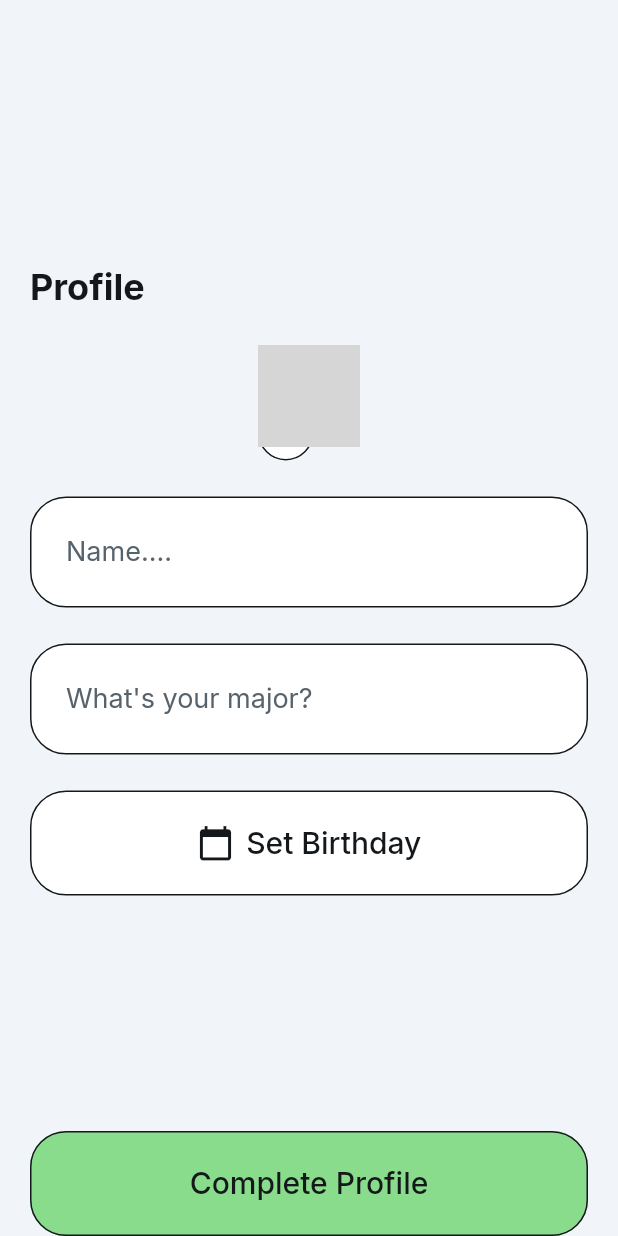
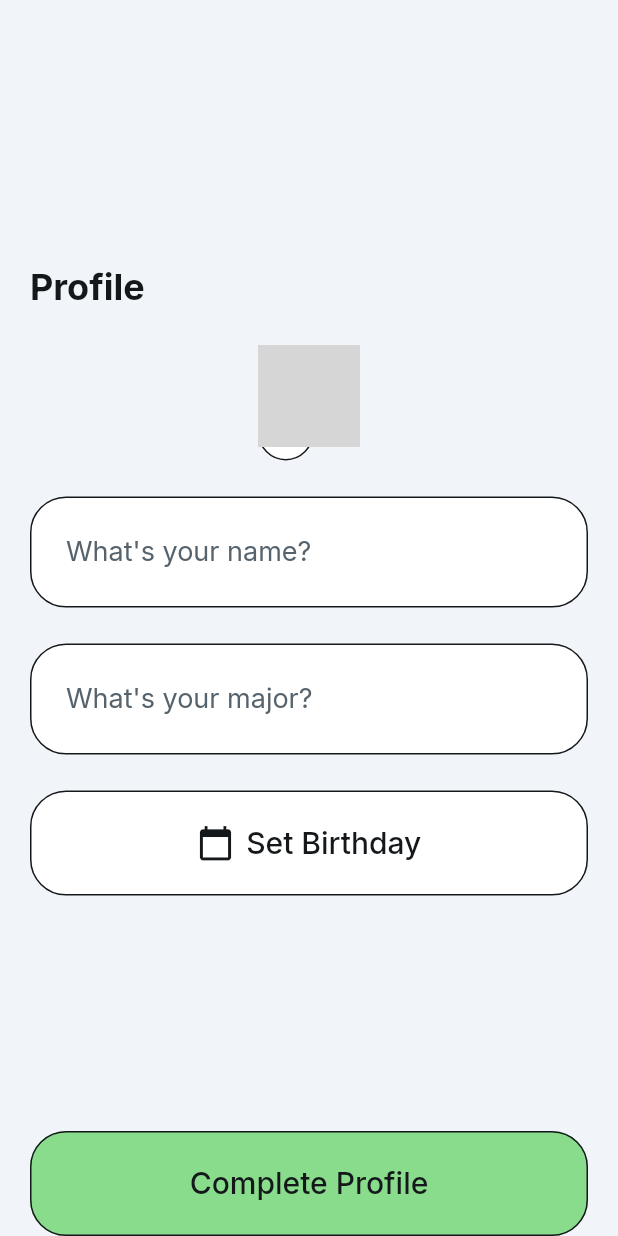
Before and after one commit to mayageva1/TodoApp-FlutterFlow, a Flutter app: the OnboardWidget screen opened by its route, on a phone screen of 412 x 824 dp. Run offline on Flutter 3.47's test engine with Material 3 defaults, Android fonts, the phone set to English and light mode, and no system bars; drawn by our look-alikes of auto_size_text; our stand-ins replace cloud_firestore, easy_debounce, file_picker, firebase_auth, firebase_core, firebase_storage and 12 more; missing offline and left inert: json_path, mime_type; accounts and stored records are empty; network calls fail; grey boxes are pictures that could not be loaded.

Commit message:
Updating to latest FlutterFlow output.

```diff
--- a/lib/onboard/onboard_widget.dart
+++ b/lib/onboard/onboard_widget.dart
@@ -214,7 +214,7 @@ class _OnboardWidgetState extends State<OnboardWidget> {
                                       FlutterFlowTheme.of(context).primaryText,
                                   letterSpacing: 0.0,
                                 ),
-                            hintText: 'Name....',
+                            hintText: 'What\'s your name?',
                             hintStyle: FlutterFlowTheme.of(context)
                                 .labelLarge
                                 .override(
```
